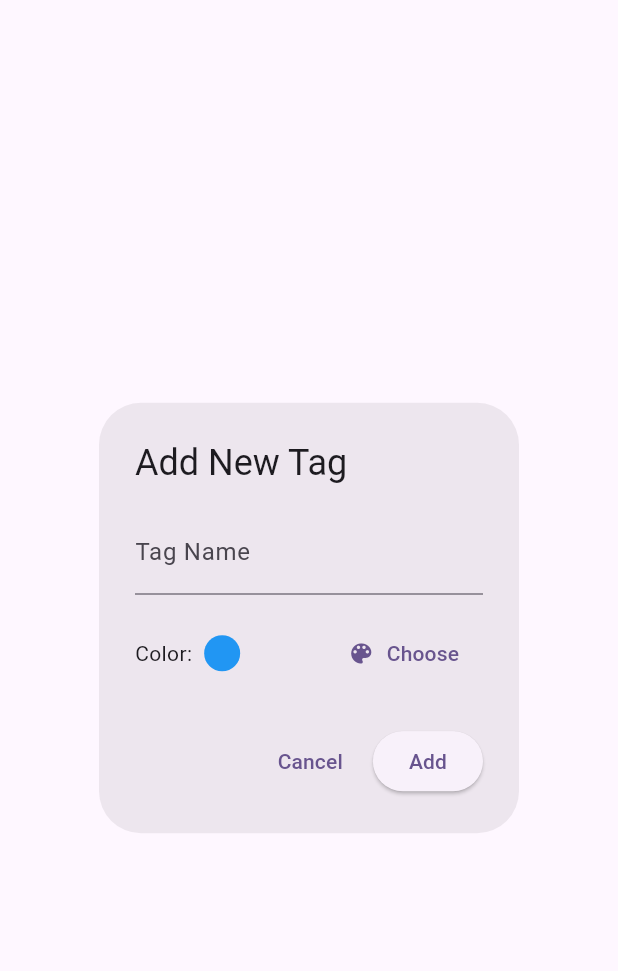
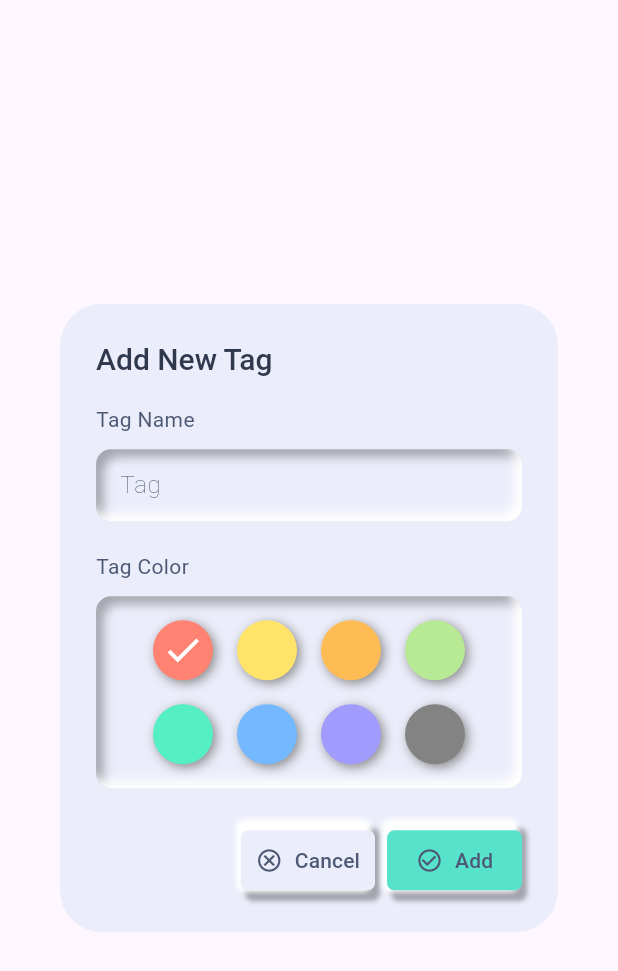
Before and after one commit to Siriusq/cycle_it, a Flutter app: the AddTagDialog widget shown alone on an empty page, opened directly, on a phone screen of 412 x 824 dp. Shown: the top 971 px of the screen. Run offline on Flutter 3.47's test engine with Material 3 defaults, Android fonts, the phone set to English and light mode, and no system bars; our stand-ins replace device_preview, flutter_inset_shadow, get; statements that could not run were skipped.

Commit message:
Add Tag Dialogue UI Adjustment

```diff
--- a/lib/utils/constants.dart
+++ b/lib/utils/constants.dart
@@ -11,4 +11,16 @@ const kGrayColor = Color(0xFF8793B2);
 const kTitleTextColor = Color(0xFF30384D);
 const kTextColor = Color(0xFF4D5875);
 
+// 标签颜色
+const List<Color> kColorPalette = [
+  Color(0xffff8272),
+  Color(0xFFFFE469),
+  Color(0xFFFFBC55),
+  Color(0xFFB8E994),
+  Color(0xFF55EFC4),
+  Color(0xFF74B9FF),
+  Color(0xFFA29BFE),
+  Color(0xFF838383),
+];
+
 const kDefaultPadding = 20.0;
--- a/lib/views/components/dialog/add_tag_dialog.dart
+++ b/lib/views/components/dialog/add_tag_dialog.dart
@@ -1,13 +1,13 @@
 import 'package:cycle_it/controllers/tag_controller.dart';
-import 'package:flutter/material.dart';
+import 'package:cycle_it/utils/constants.dart';
+import 'package:flutter/material.dart' hide BoxDecoration, BoxShadow;
 import 'package:flutter/services.dart';
+import 'package:flutter_inset_shadow/flutter_inset_shadow.dart';
 import 'package:get/get.dart';
-
-import 'color_picker_dialog.dart';
 
 class AddTagDialog extends StatelessWidget {
   final _tagNameCtrl = TextEditingController();
-  final Rx<Color> _selectedColor = Rx<Color>(Colors.blue);
+  final Rx<Color> _selectedColor = Rx<Color>(kColorPalette.first);
   final RxString _errorText = RxString('');
 
   AddTagDialog({super.key});
@@ -43,46 +43,143 @@ class AddTagDialog extends StatelessWidget {
       },
       focusNode: FocusNode(), // 监听键盘事件
       child: AlertDialog(
-        title: Text("Add New Tag"),
-        content: Column(
+        title: Text("Add New Tag", style: TextStyle(color: kTitleTextColor, fontWeight: FontWeight.w500, fontSize: 20)),
+        backgroundColor: kBgDarkColor,
+        content: SingleChildScrollView(
+          child: Column(
             mainAxisSize: MainAxisSize.min,
             crossAxisAlignment: CrossAxisAlignment.start,
             children: [
+              //const SizedBox(height: kDefaultPadding / 2),
+              Text("Tag Name", style: TextStyle(color: kTextColor)),
+              const SizedBox(height: kDefaultPadding / 2),
               Obx(() {
-              return TextField(
+                return Column(
+                  crossAxisAlignment: CrossAxisAlignment.start,
+                  children: [
+                    Container(
+                      decoration: BoxDecoration(
+                        borderRadius: BorderRadius.all(Radius.circular(10)),
+                        boxShadow: [
+                          BoxShadow(offset: Offset(5, 5), blurRadius: 5, color: Color(0xffa2a3ab), inset: true),
+                          BoxShadow(offset: Offset(-5, -5), blurRadius: 5, color: Colors.white, inset: true),
+                        ],
+                      ),
+                      child: TextField(
                         controller: _tagNameCtrl,
+                        style: TextStyle(color: kTextColor),
                         decoration: InputDecoration(
-                  labelText: "Tag Name",
-                  errorText: _errorText.value.isEmpty ? null : _errorText.value,
+                          contentPadding: EdgeInsets.only(left: 12, right: 12),
+                          hintText: "Tag",
+                          hintStyle: TextStyle(color: kTextColor, fontWeight: FontWeight.w200),
+                          border: OutlineInputBorder(
+                            borderRadius: BorderRadius.all(Radius.circular(10)),
+                            borderSide: BorderSide.none,
+                          ),
+                          errorText: null, // 👈 不要用InputDecoration的errorText了
                         ),
                         onChanged: (_) => _errorText.value = '',
+                      ),
+                    ),
+                    if (_errorText.value.isNotEmpty)
+                      Padding(
+                        padding: const EdgeInsets.only(left: 12, top: 4),
+                        child: Text(
+                          _errorText.value,
+                          style: TextStyle(color: Colors.redAccent, fontSize: 12, height: 1.2),
+                        ),
+                      ),
+                  ],
                 );
               }),
-            const SizedBox(height: 15),
-            Row(
-              children: [
-                Text("Color:"),
-                const SizedBox(width: 8),
-                Obx(() => CircleAvatar(backgroundColor: _selectedColor.value, radius: 12)),
-                Spacer(),
-                TextButton.icon(
-                  onPressed: () async {
-                    final picked = await showDialog<Color>(
-                      context: context,
-                      builder: (context) => const ColorPickerDialog(),
+
+              const SizedBox(height: kDefaultPadding),
+              Text("Tag Color", style: TextStyle(color: kTextColor)),
+              const SizedBox(height: kDefaultPadding / 2),
+              Obx(
+                () => SafeArea(
+                  child: Container(
+                    width: double.infinity,
+                    padding: EdgeInsets.all(16),
+                    decoration: BoxDecoration(
+                      borderRadius: BorderRadius.all(Radius.circular(10)),
+                      boxShadow: [
+                        BoxShadow(offset: Offset(5, 5), blurRadius: 5, color: Color(0xffa2a3ab), inset: true),
+                        BoxShadow(offset: Offset(-5, -5), blurRadius: 5, color: Colors.white, inset: true),
+                      ],
+                    ),
+                    child: Wrap(
+                      spacing: 16, // 水平间距
+                      runSpacing: 16, // 如果换行，垂直间距
+                      alignment: WrapAlignment.center,
+                      children:
+                          kColorPalette.map((color) {
+                            final isSelected = color == _selectedColor.value;
+                            return GestureDetector(
+                              onTap: () => _selectedColor.value = color,
+                              child: AnimatedContainer(
+                                duration: const Duration(milliseconds: 200),
+                                width: 40,
+                                height: 40,
+                                decoration: BoxDecoration(
+                                  color: color,
+                                  shape: BoxShape.circle,
+                                  boxShadow: [
+                                    BoxShadow(color: Color(0xFF888888), blurRadius: 6, offset: const Offset(2, 2)),
+                                  ],
+                                ),
+                                child: isSelected ? const Icon(Icons.check, color: Colors.white, size: 28) : null,
+                              ),
                             );
-                    if (picked != null) _selectedColor.value = picked;
-                  },
-                  icon: Icon(Icons.color_lens),
-                  label: Text("Choose"),
+                          }).toList(),
+                    ),
+                  ),
+                ),
               ),
             ],
           ),
+        ),
+        actions: [
+          Container(
+            decoration: BoxDecoration(
+              borderRadius: BorderRadius.all(Radius.circular(5)),
+              boxShadow: [
+                BoxShadow(offset: Offset(3, 3), blurRadius: 2, color: Color(0xffa2a3ab)),
+                BoxShadow(offset: Offset(-3, -3), blurRadius: 2, color: Colors.white),
               ],
             ),
-        actions: [
-          TextButton(onPressed: () => Get.back(), child: Text("Cancel")),
-          ElevatedButton(onPressed: () => _submit(tagCtrl), child: Text("Add")),
+            child: TextButton.icon(
+              style: TextButton.styleFrom(
+                minimumSize: Size(60, 0),
+                padding: EdgeInsets.all(kDefaultPadding / 2),
+                backgroundColor: kBgDarkColor,
+                shape: RoundedRectangleBorder(borderRadius: BorderRadius.circular(5)),
+              ),
+              onPressed: () => Get.back(),
+              icon: Icon(Icons.cancel_outlined, color: kTextColor),
+              label: Text("Cancel", style: TextStyle(color: kTextColor)),
+            ),
+          ),
+          Container(
+            decoration: BoxDecoration(
+              borderRadius: BorderRadius.all(Radius.circular(5)),
+              boxShadow: [
+                BoxShadow(offset: Offset(3, 3), blurRadius: 2, color: Color(0xffa2a3ab)),
+                BoxShadow(offset: Offset(-3, -3), blurRadius: 2, color: Colors.white),
+              ],
+            ),
+            child: TextButton.icon(
+              style: TextButton.styleFrom(
+                minimumSize: Size(90, 0),
+                padding: EdgeInsets.all(kDefaultPadding / 2),
+                backgroundColor: kPrimaryColor,
+                shape: RoundedRectangleBorder(borderRadius: BorderRadius.circular(5)),
+              ),
+              onPressed: () => _submit(tagCtrl),
+              icon: Icon(Icons.check_circle_outline, color: kTextColor),
+              label: Text("Add", style: TextStyle(color: kTextColor)),
+            ),
+          ),
         ],
       ),
     );
--- a/lib/views/components/dialog/color_picker_dialog.dart
+++ /dev/null
@@ -1,27 +0,0 @@
-import 'package:flutter/material.dart';
-
-class ColorPickerDialog extends StatelessWidget {
-  final List<Color> colors;
-
-  const ColorPickerDialog({super.key, this.colors = Colors.primaries});
-
-  @override
-  Widget build(BuildContext context) {
-    return AlertDialog(
-      title: Text("Pick a Color"),
-      content: SingleChildScrollView(
-        child: Wrap(
-          spacing: 10,
-          runSpacing: 10,
-          children:
-              colors.map((color) {
-                return GestureDetector(
-                  onTap: () => Navigator.pop(context, color),
-                  child: CircleAvatar(backgroundColor: color, radius: 18),
-                );
-              }).toList(),
-        ),
-      ),
-    );
-  }
-}
--- a/lib/views/components/side_menu/side_menu.dart
+++ b/lib/views/components/side_menu/side_menu.dart
@@ -21,6 +21,7 @@ class SideMenu extends StatelessWidget {
   @override
   Widget build(BuildContext context) {
     return Container(
+      //padding: EdgeInsets.only(top: GetPlatform.isDesktop ? kDefaultPadding : 0),
       height: double.infinity,
       color: kBgLightColor,
       child: SafeArea(
--- a/pubspec.yaml
+++ b/pubspec.yaml
@@ -50,6 +50,9 @@ dependencies:
 
   # Responsive UI Test in one window
   device_preview: ^1.2.0
+
+  # Inset Box Shadow
+  flutter_inset_shadow: ^2.0.3
 
 dev_dependencies:
   flutter_test:
```
Also changed, not shown: pubspec.lock, 1 other file. Lines whose indentation alone changed are shown as unchanged.
